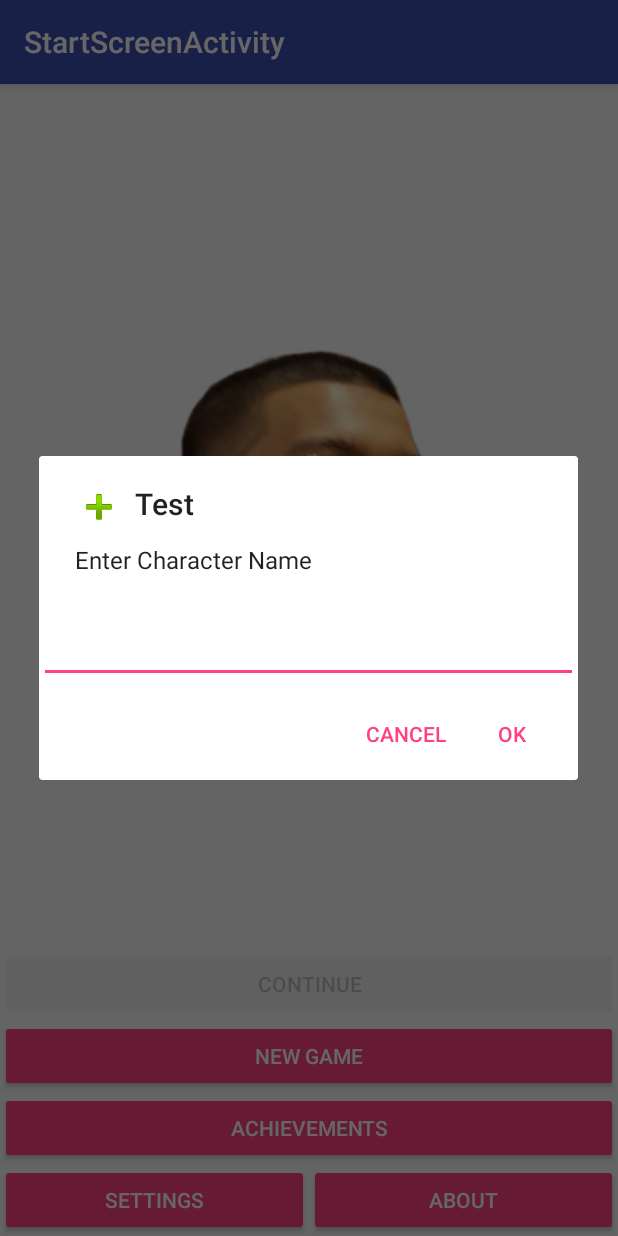
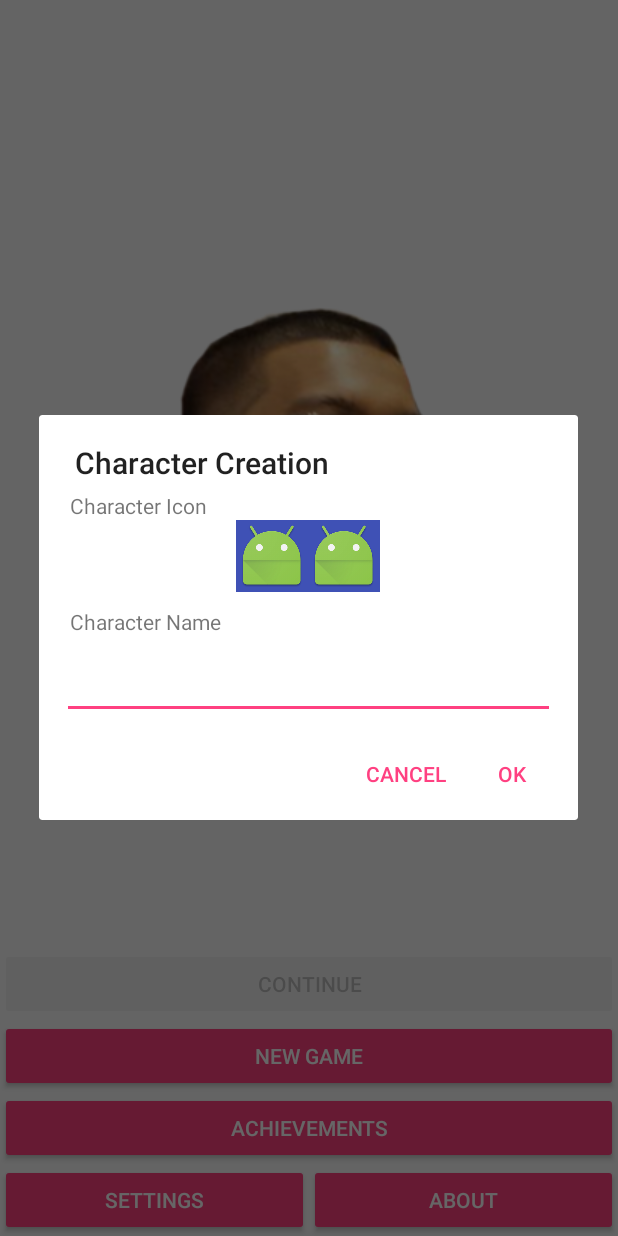
Before and after one commit to michaelyang/TextRPG, an Android app: the screen it shows after launch (StartScreenActivity), after a tap on "NEW GAME", on a phone screen of 412 x 824 dp. Run offline under Robolectric (Android 15) with nearby library versions, the phone set to English and light mode, and no system bars.

Commit message:
new character custom dialogue, splash screen, fixing save

```diff
--- /dev/null
+++ b/app/src/main/java/aycmf/textrpg/TextRPGApplication.java
@@ -0,0 +1,50 @@
+package aycmf.textrpg;
+
+import android.app.Application;
+import android.content.Context;
+import android.content.SharedPreferences;
+
+import com.google.gson.Gson;
+
+import aycmf.textrpg.model.ModelContainer;
+
+/**
+ * Created by myang on 5/15/17.
+ */
+
+public class TextRPGApplication extends Application {
+
+    private ModelContainer modelContainer = new ModelContainer();
+    public ModelContainer getModelContainer() { return modelContainer; }
+
+    public void initializeGame(String characterName) {
+        modelContainer.initializeGame(characterName);
+    }
+
+    public void save() {
+        SharedPreferences save = getSharedPreferences("save", 0);
+        SharedPreferences.Editor editor = save.edit();
+        final Gson gson = new Gson();
+        String json = gson.toJson(modelContainer);
+        editor.putString("saveData", json);
+        editor.commit();
+    }
+
+    public void clear() {
+        SharedPreferences save = getSharedPreferences("save", 0);
+        SharedPreferences.Editor editor = save.edit();
+        editor.remove("saveData");
+        editor.commit();
+    }
+
+    public void load() {
+        SharedPreferences save = getSharedPreferences("save", 0);
+        Gson gson = new Gson();
+        String json = save.getString("saveData", null);
+        modelContainer = gson.fromJson(json, ModelContainer.class);
+    }
+
+    public boolean hasExistingGame() {
+        return getSharedPreferences("save",0).contains("saveData");
+    }
+}
--- /dev/null
+++ b/app/src/main/java/aycmf/textrpg/activity/SplashActivity.java
@@ -0,0 +1,21 @@
+package aycmf.textrpg.activity;
+
+import android.content.Intent;
+import android.os.Bundle;
+import android.support.v7.app.AppCompatActivity;
+
+/**
+ * Created by myang on 5/16/17.
+ */
+
+public class SplashActivity extends AppCompatActivity {
+
+    @Override
+    protected void onCreate(Bundle savedInstanceState) {
+        super.onCreate(savedInstanceState);
+
+        Intent intent = new Intent(this, StartScreenActivity.class);
+        startActivity(intent);
+        finish();
+    }
+}
--- a/app/src/main/java/aycmf/textrpg/activity/StartScreenActivity.java
+++ b/app/src/main/java/aycmf/textrpg/activity/StartScreenActivity.java
@@ -1,24 +1,25 @@
 package aycmf.textrpg.activity;
 
 import android.content.DialogInterface;
+import android.content.Intent;
 import android.content.res.Resources;
 import android.os.Bundle;
 import android.support.v7.app.AlertDialog;
 import android.support.v7.app.AppCompatActivity;
 import android.support.v7.widget.AppCompatEditText;
+import android.view.LayoutInflater;
 import android.view.View;
 import android.widget.Button;
+import android.widget.RadioGroup;
 import android.widget.Toast;
 
 import aycmf.textrpg.R;
-import aycmf.textrpg.model.ModelContainer;
+import aycmf.textrpg.TextRPGApplication;
 
 public class StartScreenActivity extends AppCompatActivity {
-    private boolean hasExistingGame = false;
-    private ModelContainer modelContainer;
     private Button startscreen_continue;
     private Button startscreen_newgame;
-    private Button startscreen_achivements;
+    private Button startscreen_achievements;
     private Button startscreen_settings;
 
     @Override
@@ -26,7 +27,6 @@ public class StartScreenActivity extends AppCompatActivity {
         super.onCreate(savedInstanceState);
         final Resources res = getResources();
         setContentView(R.layout.activity_start_screen);
-        modelContainer = ModelContainer.load(this);
 
         startscreen_continue = (Button) findViewById(R.id.startscreen_continue);
         startscreen_continue.setOnClickListener(new View.OnClickListener() {
@@ -36,64 +36,89 @@ public class StartScreenActivity extends AppCompatActivity {
             }
         });
 
-        if (modelContainer == null) {
-            startscreen_continue.setEnabled(false);
-        }
-
         startscreen_newgame = (Button) findViewById(R.id.startscreen_newgame);
         startscreen_newgame.setOnClickListener(new View.OnClickListener() {
             @Override
             public void onClick(View v) {
-                final AppCompatEditText characterName = new AppCompatEditText(StartScreenActivity.this);
+                newGame();
+            }
+        });
+
+        startscreen_achievements = (Button) findViewById(R.id.startscreen_achievements);
+        startscreen_achievements.setOnClickListener(new View.OnClickListener() {
+            @Override
+            public void onClick(View v) {
+                clearGame();
+                Intent i = getBaseContext().getPackageManager()
+                        .getLaunchIntentForPackage( getBaseContext().getPackageName() );
+                i.addFlags(Intent.FLAG_ACTIVITY_CLEAR_TOP);
+                startActivity(i);
+            }
+        });
+
+        startscreen_settings = (Button) findViewById(R.id.startscreen_settings);
+        setButtonState();
+    }
+
+    public void continueGame(){
+        final TextRPGApplication app = (TextRPGApplication) getApplicationContext();
+        app.load();
+        Toast.makeText(StartScreenActivity.this,app.getModelContainer().getCharacter().getName(),Toast.LENGTH_LONG).show();
+    }
+
+    public void newGame(){
+        final TextRPGApplication app = (TextRPGApplication) getApplicationContext();
+        AlertDialog.Builder dialogBuilder = new AlertDialog.Builder(this);//StartScreenActivity.this
+        LayoutInflater inflater = this.getLayoutInflater();
+        final View dialogView = inflater.inflate(R.layout.character_creation_dialog, null);
+        final AppCompatEditText characterName = (AppCompatEditText) dialogView.findViewById(R.id.characterName);
+        final RadioGroup characterIcon = (RadioGroup) dialogView.findViewById(R.id.characterIcon);
+        dialogBuilder.setView(dialogView);
+        dialogBuilder.setTitle("Character Creation");
+        //dialogBuilder.setMessage("TESTING");
+        dialogBuilder.setPositiveButton(android.R.string.ok, new DialogInterface.OnClickListener() {
+            @Override
+            public void onClick(DialogInterface dialog, int which) {
+                app.initializeGame(characterName.getText().toString());
+                app.save();
+                //below function call is only for testing purposes. Won't be needed once the GameActivity is implemented
+                setButtonState();
+                //continueGame(true, characterName.getText().toString());
+                //setButtonState(null, null);
+            }
+        });
+        dialogBuilder.setNegativeButton(android.R.string.cancel, null);
+        AlertDialog alert = dialogBuilder.create();
+        alert.show();
+
+        /*
         new AlertDialog.Builder(StartScreenActivity.this)
-                        .setTitle("Test")
+                .setTitle("Character Name")
                 .setMessage(R.string.startscreen_entercharactername)
                 .setView(characterName)
                 .setIcon(android.R.drawable.ic_input_add)
                 .setPositiveButton(android.R.string.ok, new DialogInterface.OnClickListener() {
                     @Override
                     public void onClick(DialogInterface dialog, int which) {
-                                modelContainer = new ModelContainer();
-                                modelContainer.initializeGame(characterName.getText().toString());
-                                modelContainer.save(StartScreenActivity.this);
+                        app.initializeGame(characterName.getText().toString());
+                        app.save();
                         //continueGame(true, characterName.getText().toString());
                         //setButtonState(null, null);
                     }
                 })
                 .setNegativeButton(android.R.string.cancel, null)
                 .create().show();
-            }
-        });
-
-        startscreen_achivements = (Button) findViewById(R.id.startscreen_achievements);
-        startscreen_settings = (Button) findViewById(R.id.startscreen_settings);
-
-        /*
-        if (modelContainer == null) {
-            final AppCompatEditText characterName = new AppCompatEditText(this);
-            new AlertDialog.Builder(this)
-                    .setTitle("Test")
-                    .setMessage(R.string.startscreen_entercharactername)
-                    .setView(characterName)
-                    .setIcon(android.R.drawable.ic_input_add)
-                    .setPositiveButton(android.R.string.ok, new DialogInterface.OnClickListener() {
-                        @Override
-                        public void onClick(DialogInterface dialog, int which) {
-                            modelContainer = new ModelContainer();
-                            modelContainer.initializeGame(characterName.getText().toString());
-                            modelContainer.save(StartScreenActivity.this);
-                            //continueGame(true, characterName.getText().toString());
-                            //setButtonState(null, null);
-                        }
-                    })
-                    .setNegativeButton(android.R.string.cancel, null)
-                    .create().show();
-        } else {
-            Toast.makeText(this, "Successfully Loaded for "+ modelContainer.getCharacter().getName(), Toast.LENGTH_SHORT).show();
-        }
                 */
     }
-    public void continueGame(){
 
+    public void clearGame(){
+        final TextRPGApplication app = (TextRPGApplication) getApplicationContext();
+        app.clear();
+    }
+
+    private void setButtonState() {
+        final TextRPGApplication app = (TextRPGApplication) getApplicationContext();
+        startscreen_continue.setEnabled(app.hasExistingGame());
+        startscreen_newgame.setEnabled(true);
     }
 }
--- a/app/src/main/java/aycmf/textrpg/model/ModelContainer.java
+++ b/app/src/main/java/aycmf/textrpg/model/ModelContainer.java
@@ -24,22 +24,6 @@ public class ModelContainer {
         achievements = new Achievements();
     }
 
-    public void save(Context con) {
-        SharedPreferences save = con.getSharedPreferences("save", 0);
-        SharedPreferences.Editor editor = save.edit();
-        final Gson gson = new Gson();
-        String json = gson.toJson(this);
-        editor.putString("saveData", json);
-        editor.commit();
-    }
-
-    public static ModelContainer load(Context con) {
-        SharedPreferences save = con.getSharedPreferences("save", 0);
-        Gson gson = new Gson();
-        String json = save.getString("saveData", null);
-        return gson.fromJson(json, ModelContainer.class);
-    }
-
     public void initializeGame(String characterName) {
         character.initializeNewCharacter(characterName);
     }
--- /dev/null
+++ b/app/src/main/res/drawable/character_background.xml
@@ -0,0 +1,5 @@
+<?xml version="1.0" encoding="utf-8"?>
+<selector xmlns:android="http://schemas.android.com/apk/res/android">
+    <item android:state_checked="true" android:drawable="@color/colorAccent" />
+    <item android:state_checked="false" android:drawable="@color/colorPrimary" />
+</selector>
--- /dev/null
+++ b/app/src/main/res/drawable/splash.xml
@@ -0,0 +1,13 @@
+<?xml version="1.0" encoding="utf-8"?>
+<layer-list xmlns:android="http://schemas.android.com/apk/res/android">
+
+    <item
+        android:drawable="@color/colorAccent"/>
+
+    <item>
+        <bitmap
+            android:gravity="center"
+            android:src="@mipmap/ic_launcher"/>
+    </item>
+
+</layer-list>
--- /dev/null
+++ b/app/src/main/res/layout/character_creation_dialog.xml
@@ -0,0 +1,55 @@
+<?xml version="1.0" encoding="utf-8"?>
+<LinearLayout xmlns:android="http://schemas.android.com/apk/res/android"
+    android:layout_width="match_parent"
+    android:layout_height="match_parent"
+    android:orientation="vertical"
+    android:padding="5dp">
+    <TextView
+        android:id="@+id/textView1"
+        android:layout_width="wrap_content"
+        android:layout_height="wrap_content"
+        android:layout_marginLeft="15dp"
+        android:layout_marginRight="15dp"
+        android:text="Character Icon" />
+
+    <RadioGroup xmlns:android="http://schemas.android.com/apk/res/android"
+        android:id="@+id/characterIcon"
+        android:layout_width="fill_parent"
+        android:layout_height="wrap_content"
+        android:orientation="horizontal"
+        android:gravity="center">
+        <RadioButton
+            android:id="@+id/male"
+            android:layout_width="wrap_content"
+            android:layout_height="wrap_content"
+            android:button="@mipmap/ic_launcher"
+            android:background="@drawable/character_background"
+            />
+        <RadioButton android:id="@+id/female"
+            android:layout_width="wrap_content"
+            android:layout_height="wrap_content"
+            android:button="@mipmap/ic_launcher"
+            android:background="@drawable/character_background"
+            />
+    </RadioGroup>
+
+    <TextView
+        android:id="@+id/textView2"
+        android:layout_width="wrap_content"
+        android:layout_height="wrap_content"
+        android:layout_marginTop="10dp"
+        android:layout_marginLeft="15dp"
+        android:layout_marginRight="15dp"
+        android:text="Character Name" />
+
+    <android.support.v7.widget.AppCompatEditText
+        android:id="@+id/characterName"
+        android:layout_width="match_parent"
+        android:layout_height="wrap_content"
+        android:layout_marginTop="10dp"
+        android:layout_marginLeft="10dp"
+        android:layout_marginRight="10dp"
+        android:ems="10"
+        android:inputType="text" />
+
+</LinearLayout>
--- a/app/src/main/res/values/styles.xml
+++ b/app/src/main/res/values/styles.xml
@@ -7,7 +7,7 @@
         <item name="colorPrimaryDark">@color/colorPrimaryDark</item>
         <item name="colorAccent">@color/colorAccent</item>
     </style>
-    <!--
+
     <style name="AppTheme.NoActionBar">
         <item name="windowActionBar">false</item>
         <item name="windowNoTitle">true</item>
@@ -16,5 +16,9 @@
     <style name="AppTheme.AppBarOverlay" parent="ThemeOverlay.AppCompat.Dark.ActionBar" />
 
     <style name="AppTheme.PopupOverlay" parent="ThemeOverlay.AppCompat.Light" />
-    -->
+
+    <style name="SplashTheme" parent="Theme.AppCompat.NoActionBar">
+        <item name="android:windowBackground">@drawable/splash</item>
+    </style>
+
     </resources>
```
Also changed, not shown: app/src/main/AndroidManifest.xml (+10 -5 lines). Lines whose indentation alone changed are shown as unchanged.
